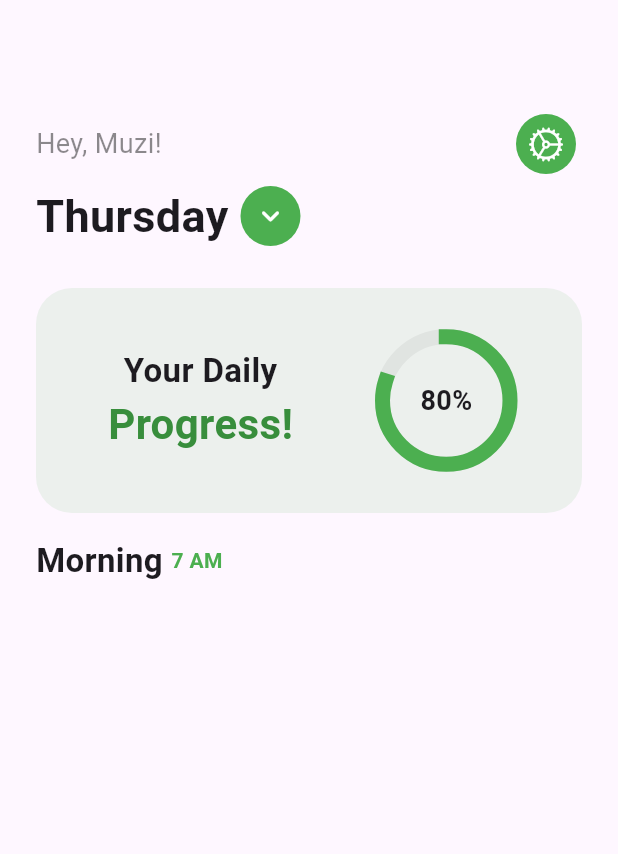
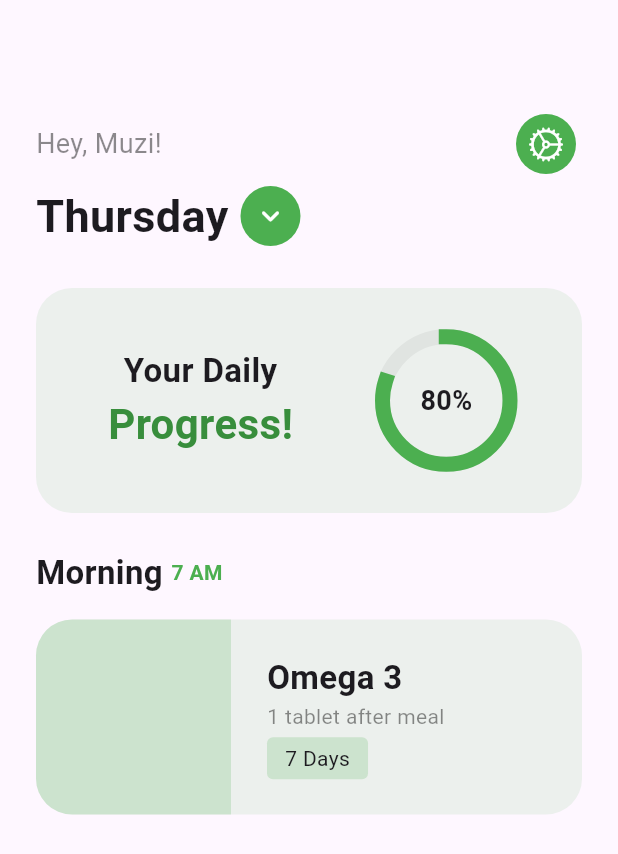
Before and after one commit to muzzammil763/Pill_Reminder_UI, a Flutter app: the screen it shows after launch, on a phone screen of 412 x 824 dp. Shown: the top 854 px of the screen. Run offline on Flutter 3.47's test engine with Material 3 defaults, Android fonts, the light colour scheme and no system bars.

Commit message:
added some more components in home screen

```diff
--- a/lib/Screens/homescreen.dart
+++ b/lib/Screens/homescreen.dart
@@ -134,7 +134,7 @@ class HomeScreen extends StatelessWidget {
                   ),
                 ),
               ),
-              const SizedBox(height: 16),
+              const SizedBox(height: 24),
               const Row(
                 children: [
                   Text(
@@ -152,7 +152,68 @@ class HomeScreen extends StatelessWidget {
                     ),
                   ),
                 ],
-              )
+              ),
+              const SizedBox(height: 16),
+              Container(
+                height: 130,
+                width: double.infinity,
+                decoration: BoxDecoration(
+                  color: Colors.green.withOpacity(0.1),
+                  borderRadius: BorderRadius.circular(24),
+                ),
+                child: Row(
+                  children: [
+                    Container(
+                      height: 130,
+                      width: 130,
+                      decoration: BoxDecoration(
+                        color: Colors.green.withOpacity(0.2),
+                        borderRadius: BorderRadius.only(
+                          topLeft: Radius.circular(24),
+                          bottomLeft: Radius.circular(24),
+                        ),
+                      ),
+                    ),
+                    SizedBox(width: 24),
+                    Column(
+                      mainAxisAlignment: MainAxisAlignment.center,
+                      crossAxisAlignment: CrossAxisAlignment.start,
+                      children: [
+                        Text(
+                          "Omega 3",
+                          style: TextStyle(
+                            fontWeight: FontWeight.bold,
+                            fontSize: 22,
+                          ),
+                        ),
+                        Text(
+                          "1 tablet after meal",
+                          style: TextStyle(
+                            color: Colors.black45,
+                          ),
+                        ),
+                        SizedBox(height: 4),
+                        Container(
+                          decoration: BoxDecoration(
+                            color: Colors.green.withOpacity(0.2),
+                            borderRadius: BorderRadius.circular(4),
+                          ),
+                          child: Center(
+                            child: Padding(
+                              padding: const EdgeInsets.symmetric(
+                                  horizontal: 12, vertical: 4),
+                              child: Text(
+                                "7 Days",
+                                style: TextStyle(),
+                              ),
+                            ),
+                          ),
+                        )
+                      ],
+                    )
+                  ],
+                ),
+              ),
             ],
           ),
         ),
```
